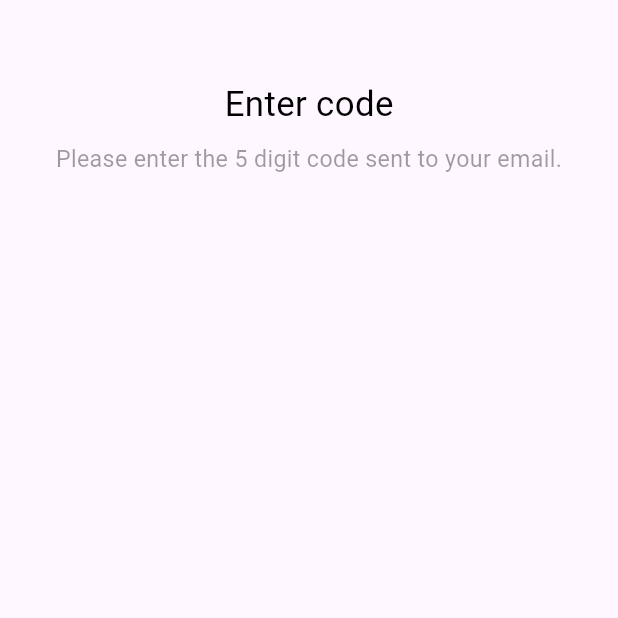
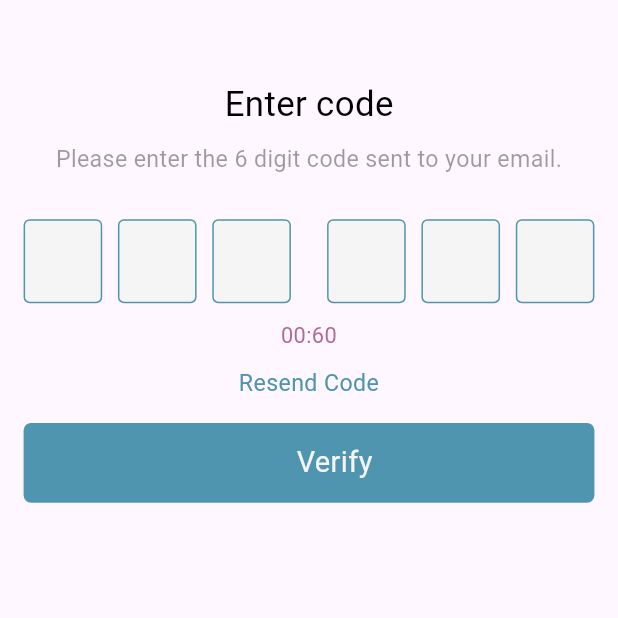
Before and after one commit to alaa-hossam/GP_frontend, a Flutter app: the screen it shows after launch, after a tap on "Sign Up", on a phone screen of 412 x 824 dp, the top half of it. Run offline on Flutter 3.47's test engine with Material 3 defaults, Android fonts, the light colour scheme and no system bars; our stand-ins replace device_preview; Roboto replaces fonts that are missing (Roboto-medium, Roboto-regular, button-bold).

Commit message:
finish OTP

```diff
--- a/lib/views/GetOTP.dart
+++ b/lib/views/GetOTP.dart
@@ -1,6 +1,7 @@
 import 'package:flutter/cupertino.dart';
 import 'package:flutter/material.dart';
-
+import '../widgets/customizeOTPField.dart';
+import '../widgets/customizeButton.dart';
 import '../widgets/Dimensions.dart';
 
 class Getotp extends StatefulWidget {
@@ -39,7 +40,7 @@ class _GetotpState extends State<Getotp> {
                       ),
                       SizedBox(height: SizeConfig.verticalBlock * 10),
                       Text(
-                        'Please enter the 5 digit code sent to your email.',
+                        'Please enter the 6 digit code sent to your email.',
                         textAlign: TextAlign.center,
                         style: TextStyle(
                           color: Color(0x803C3C3C),
@@ -47,6 +48,46 @@ class _GetotpState extends State<Getotp> {
                           fontFamily: 'caption-regular',
                         ),
                       ),
+                      SizedBox(height: SizeConfig.verticalBlock * 30),
+                      Row(
+                        children: [
+                          Customizeotpfield(),
+                          SizedBox(width: SizeConfig.horizontalBlock * 10),
+                          Customizeotpfield(),
+                          SizedBox(width: SizeConfig.horizontalBlock * 10),
+                          Customizeotpfield(),
+                          SizedBox(width: SizeConfig.horizontalBlock * 23),
+                          Customizeotpfield(),
+                          SizedBox(width: SizeConfig.horizontalBlock * 10),
+                          Customizeotpfield(),
+                          SizedBox(width: SizeConfig.horizontalBlock * 10),
+                          Customizeotpfield(),
+                        ],
+                      ),
+                      SizedBox(height: SizeConfig.verticalBlock * 10,),
+
+                      Text(
+                        '00:60',
+                        textAlign: TextAlign.center,
+                        style: TextStyle(
+                          color: Color(0xFFB36995),
+                          fontSize: SizeConfig.textRatio * 15,
+                          fontFamily: 'Roboto-regular',
+                        ),
+                      ),
+                      SizedBox(height: SizeConfig.verticalBlock * 10,),
+                      Text(
+                        'Resend Code',
+                        textAlign: TextAlign.center,
+                        style: TextStyle(
+                          color: Color(0xFF5095B0),
+                          fontSize: SizeConfig.textRatio * 16,
+                          fontFamily: 'Roboto-medium',
+                        ),
+                      ),
+                      SizedBox(height: SizeConfig.verticalBlock * 16,),
+
+                      customizeButton(buttonName: "Verify", buttonColor: SizeConfig.iconColor, fontColor: Color(0xFFF5F5F5))
                     ],
 
                   ),
--- /dev/null
+++ b/lib/widgets/customizeOTPField.dart
@@ -0,0 +1,43 @@
+import 'package:flutter/material.dart';
+import 'Dimensions.dart';
+
+class Customizeotpfield extends StatelessWidget {
+
+  final bool enable;
+
+  Customizeotpfield({
+
+    this.enable = true,
+
+  });
+  @override
+  Widget build(BuildContext context) {
+    SizeConfig().init(context);
+
+    return Container(
+      width: SizeConfig.horizontalBlock * 50,
+      height: SizeConfig.verticalBlock * 60,
+      child: TextFormField(
+        validator: (value) {
+          if (value == null || value.isEmpty) {
+            return 'Please enter all numbers';
+          }
+          return null;
+        },
+        enabled: enable,
+        decoration: const InputDecoration(
+          enabledBorder:  OutlineInputBorder(
+            borderSide: BorderSide(color: Color(0xFF5095B0)),
+          ),
+          focusedBorder:  OutlineInputBorder(
+            borderRadius: BorderRadius.all(Radius.circular(30.0)),
+          ),
+
+          fillColor:  Color(0xFFF5F5F5),
+          filled: true,
+        ),
+
+      ),
+    );
+  }
+}
```
